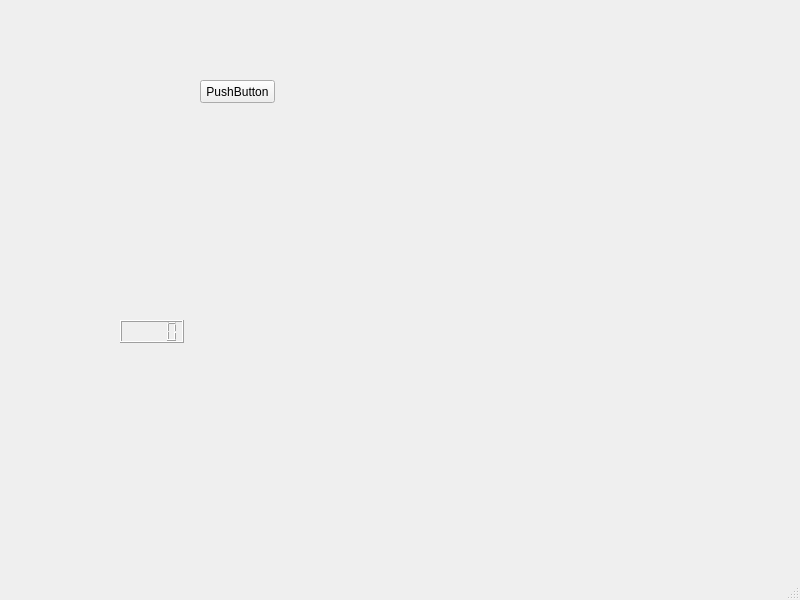
The window that UI.ui (bernardo-torres/UIMedicao) describes before a commit, drawn with Qt 5.
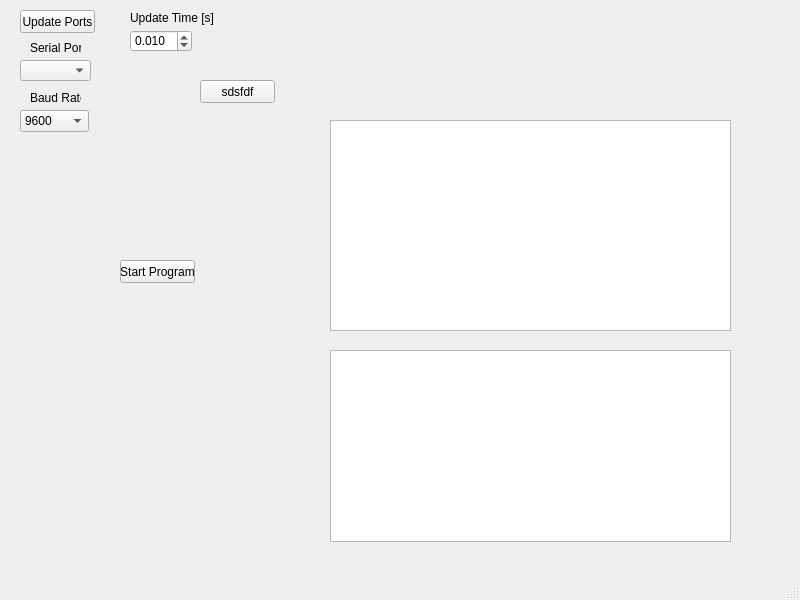
The same window after the commit.

Patch:
```diff
--- a/UI.ui
+++ b/UI.ui
@@ -24,17 +24,138 @@
      </rect>
     </property>
     <property name="text">
-     <string>PushButton</string>
+     <string>sdsfdf</string>
     </property>
    </widget>
-   <widget class="QLCDNumber" name="lcdNumber">
+   <widget class="QGraphicsView" name="graphicsView">
+    <property name="geometry">
+     <rect>
+      <x>330</x>
+      <y>120</y>
+      <width>401</width>
+      <height>211</height>
+     </rect>
+    </property>
+   </widget>
+   <widget class="QGraphicsView" name="graphicsView_2">
+    <property name="geometry">
+     <rect>
+      <x>330</x>
+      <y>350</y>
+      <width>401</width>
+      <height>192</height>
+     </rect>
+    </property>
+   </widget>
+   <widget class="QComboBox" name="comboBox_SerialPorts">
+    <property name="geometry">
+     <rect>
+      <x>20</x>
+      <y>60</y>
+      <width>71</width>
+      <height>21</height>
+     </rect>
+    </property>
+   </widget>
+   <widget class="QPushButton" name="pushButton_UpdatePorts">
+    <property name="geometry">
+     <rect>
+      <x>20</x>
+      <y>10</y>
+      <width>75</width>
+      <height>23</height>
+     </rect>
+    </property>
+    <property name="text">
+     <string>Update Ports</string>
+    </property>
+   </widget>
+   <widget class="QComboBox" name="comboBox_Baudrate">
+    <property name="geometry">
+     <rect>
+      <x>20</x>
+      <y>110</y>
+      <width>69</width>
+      <height>22</height>
+     </rect>
+    </property>
+    <item>
+     <property name="text">
+      <string>9600</string>
+     </property>
+    </item>
+    <item>
+     <property name="text">
+      <string>115200</string>
+     </property>
+    </item>
+   </widget>
+   <widget class="QPushButton" name="pushButton_StartProgram">
     <property name="geometry">
      <rect>
       <x>120</x>
-      <y>320</y>
-      <width>64</width>
+      <y>260</y>
+      <width>75</width>
       <height>23</height>
      </rect>
+    </property>
+    <property name="text">
+     <string>Start Program</string>
+    </property>
+   </widget>
+   <widget class="QLabel" name="label_2">
+    <property name="geometry">
+     <rect>
+      <x>30</x>
+      <y>40</y>
+      <width>51</width>
+      <height>16</height>
+     </rect>
+    </property>
+    <property name="text">
+     <string>Serial Port</string>
+    </property>
+   </widget>
+   <widget class="QLabel" name="label_41">
+    <property name="geometry">
+     <rect>
+      <x>30</x>
+      <y>90</y>
+      <width>51</width>
+      <height>16</height>
+     </rect>
+    </property>
+    <property name="text">
+     <string>Baud Rate</string>
+    </property>
+   </widget>
+   <widget class="QLabel" name="label_35">
+    <property name="geometry">
+     <rect>
+      <x>130</x>
+      <y>10</y>
+      <width>91</width>
+      <height>16</height>
+     </rect>
+    </property>
+    <property name="text">
+     <string>Update Time [s]</string>
+    </property>
+   </widget>
+   <widget class="QDoubleSpinBox" name="doubleSpinBox_UpdateTime">
+    <property name="geometry">
+     <rect>
+      <x>130</x>
+      <y>30</y>
+      <width>62</width>
+      <height>22</height>
+     </rect>
+    </property>
+    <property name="decimals">
+     <number>3</number>
+    </property>
+    <property name="value">
+     <double>0.010000000000000</double>
     </property>
    </widget>
   </widget>
```
